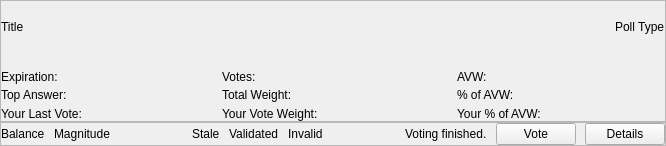
gridcoin-community/Gridcoin-Research, file src/qt/forms/voting/pollcard.ui: the form before one commit.
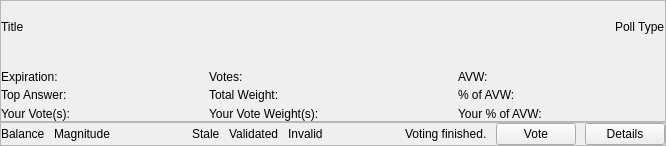
The form after the commit.

Commit message:
Correct vote display in poll card for walletholder vote(s)
The handling for last vote did not really work correctly in the case
where the walletholder votes multiple times. Because of the way the voting
system handles duplicate outputs in the vote tallying, using the last vote
only does not necessarily contain the entire weight or all the choices for
the walletholder.

This commit implements showing each choice that has weight  and the weight
on each one.

```diff
--- a/src/qt/forms/voting/pollcard.ui
+++ b/src/qt/forms/voting/pollcard.ui
@@ -201,14 +201,14 @@
         <item row="2" column="0">
          <widget class="QLabel" name="myLastVoteAnswerTextLabel">
           <property name="text">
-           <string>Your Last Vote:</string>
+           <string>Your Vote(s):</string>
           </property>
          </widget>
         </item>
         <item row="2" column="2">
          <widget class="QLabel" name="myVoteWeightTextLabel">
           <property name="text">
-           <string>Your Vote Weight:</string>
+           <string>Your Vote Weight(s):</string>
           </property>
          </widget>
         </item>
```
The commit also changes 2 other files.
